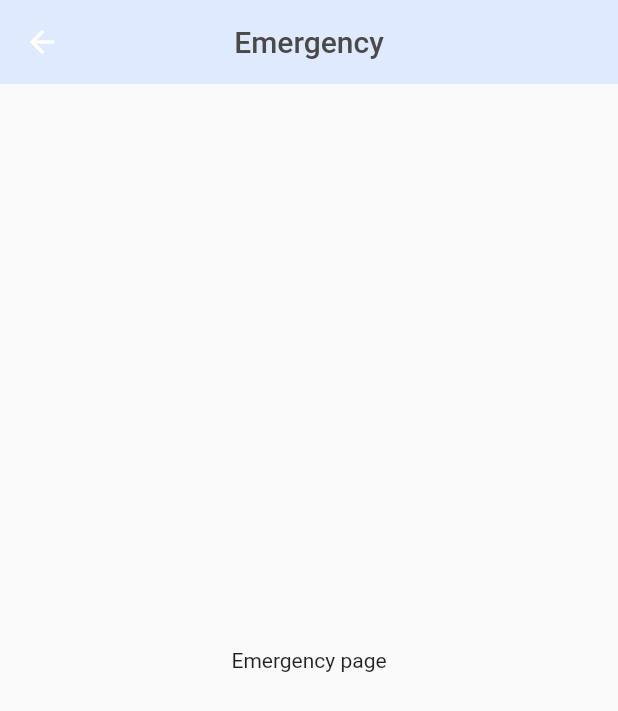
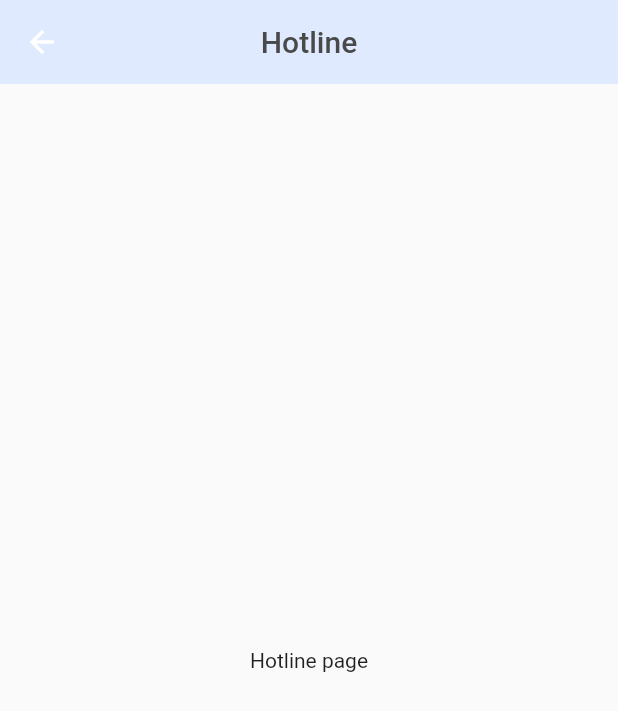
Before and after one commit to haqimhaslee/utpinme, a Flutter app: the hotlineApp screen opened directly, on a phone screen of 412 x 824 dp. Shown: the top 711 px of the screen. Run offline on Flutter 3.47's test engine with Material 2 defaults, Android fonts, the phone set to English and light mode, and no system bars; our stand-ins replace google_nav_bar; missing offline and left inert: gridview_menu.

Commit message:
Fix Issue

```diff
--- a/lib/pages/home.dart
+++ b/lib/pages/home.dart
@@ -22,6 +22,7 @@ class _HomeState extends State<Home> {
           actions: [
             IconButton(
               icon: Icon(Icons.notifications),
+              color: Color.fromARGB(255, 58, 58, 58),
               onPressed: (() => {
                     Navigator.push(
                         context,
--- a/lib/pages/hotlineApp.dart
+++ b/lib/pages/hotlineApp.dart
@@ -11,7 +11,7 @@ class _hotlineAppState extends State<hotlineApp> {
     return Scaffold(
       appBar: AppBar(
         title: Text(
-          'Emergency',
+          'Hotline',
           style: TextStyle(color: Color.fromARGB(255, 73, 73, 73)),
         ),
         elevation: 0,
@@ -19,7 +19,7 @@ class _hotlineAppState extends State<hotlineApp> {
         backgroundColor: Color.fromARGB(255, 224, 234, 255),
       ),
       body: Center(
-        child: Text('Emergency page'),
+        child: Text('Hotline page'),
       ),
     );
   }
```
Also changed, not shown: lib/navbar.dart (+20 -5 lines).
